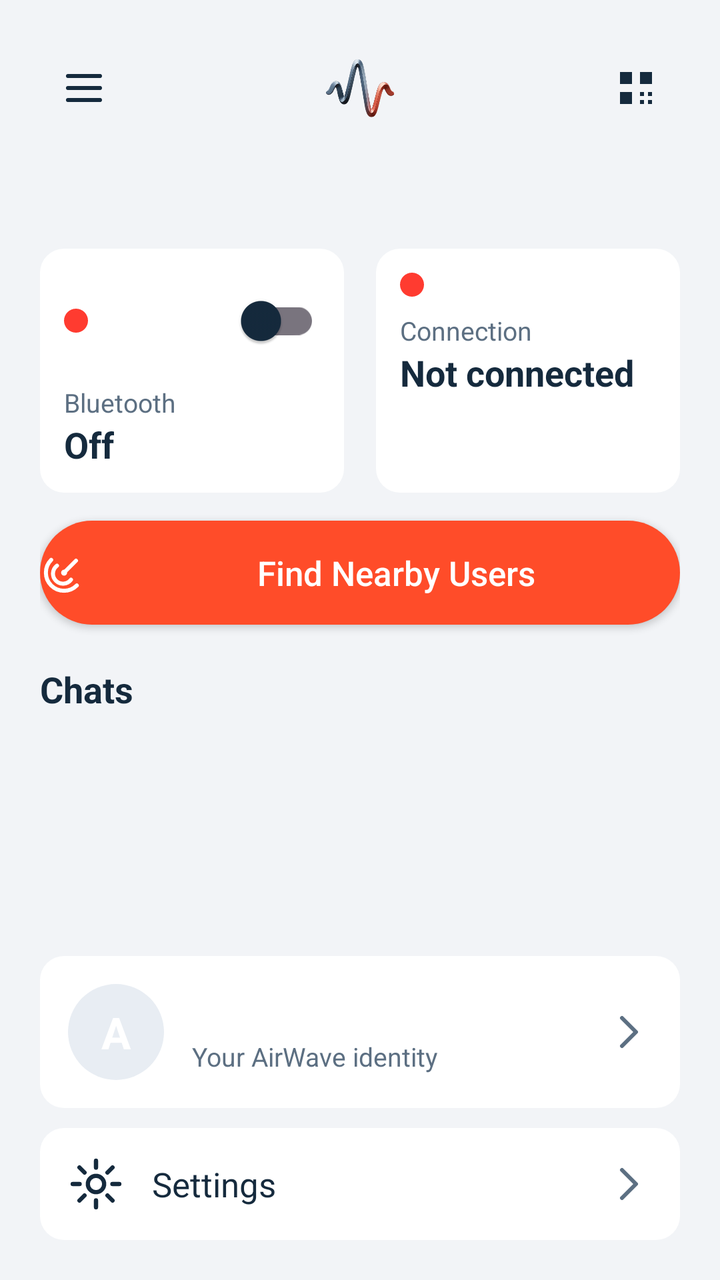
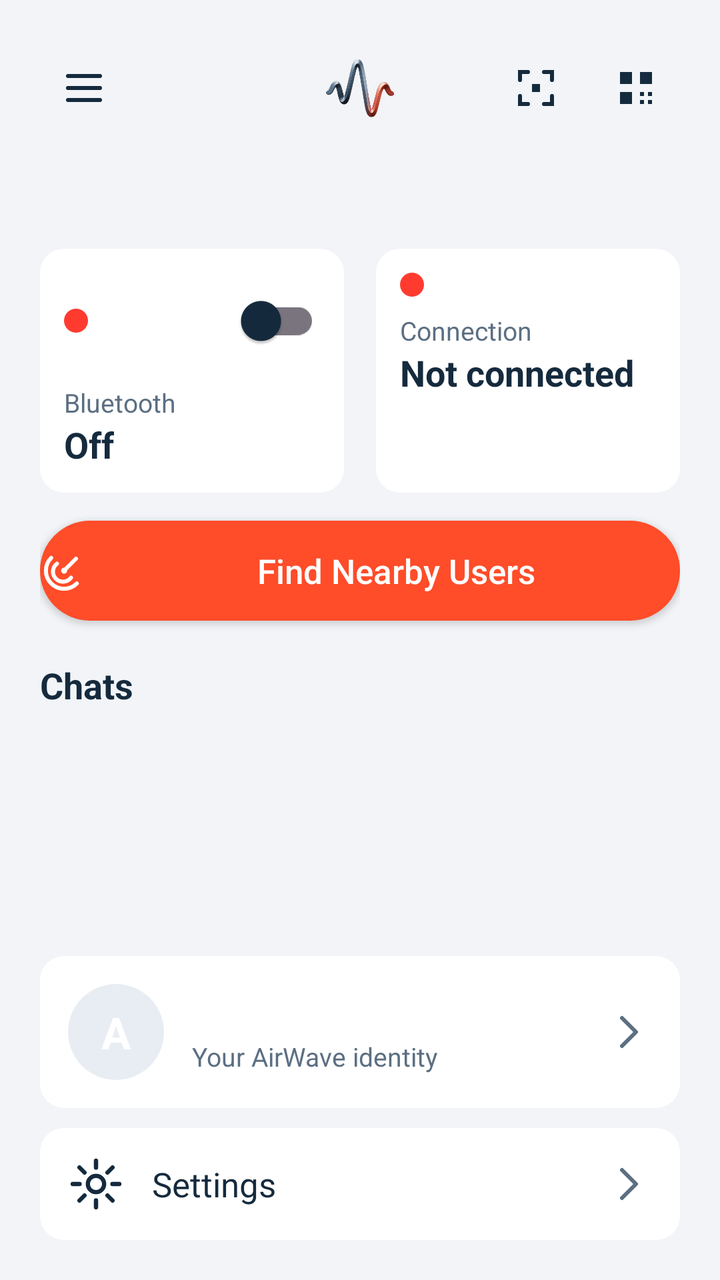

Screens rendered from an Android XML layout before and after an edit, with the pre-edit source and the edit as a unified diff.
<!-- AndroidManifest.xml: application theme Theme.AirWave -->
<!-- res/layout/activity_main.xml -->
<?xml version="1.0" encoding="utf-8"?>
<androidx.drawerlayout.widget.DrawerLayout xmlns:android="http://schemas.android.com/apk/res/android"
    android:id="@+id/drawerLayout"
    android:layout_width="match_parent"
    android:layout_height="match_parent">

    
    <LinearLayout
        android:layout_width="match_parent"
        android:layout_height="match_parent"
        android:orientation="vertical"
        android:padding="20dp">

        
        <FrameLayout
            android:layout_width="match_parent"
            android:layout_height="48dp">

            <ImageButton
                android:id="@+id/menuButton"
                android:layout_width="44dp"
                android:layout_height="44dp"
                android:layout_gravity="start|center_vertical"
                android:background="?attr/selectableItemBackgroundBorderless"
                android:contentDescription="@string/drawer_home"
                android:src="@drawable/ic_menu" />

            <ImageView
                android:layout_width="wrap_content"
                android:layout_height="30dp"
                android:layout_gravity="center"
                android:adjustViewBounds="true"
                android:contentDescription="@string/app_name"
                android:src="@drawable/topleftcorner" />

            <ImageButton
                android:id="@+id/qrButton"
                android:layout_width="44dp"
                android:layout_height="44dp"
                android:layout_gravity="end|center_vertical"
                android:background="?attr/selectableItemBackgroundBorderless"
                android:contentDescription="@string/my_qr"
                android:src="@drawable/ic_qr" />
        </FrameLayout>

        <TextView
            android:id="@+id/greeting"
            android:layout_width="match_parent"
            android:layout_height="wrap_content"
            android:layout_marginTop="12dp"
            android:textColor="?attr/colorOnSurface"
            android:textSize="24sp"
            android:textStyle="bold" />

        <LinearLayout
            android:layout_width="match_parent"
            android:layout_height="wrap_content"
            android:layout_marginTop="12dp"
            android:orientation="horizontal">

            <LinearLayout
                android:layout_width="0dp"
                android:layout_height="wrap_content"
                android:layout_marginEnd="8dp"
                android:layout_weight="1"
                android:background="@drawable/bg_card"
                android:orientation="vertical"
                android:padding="12dp">

                <LinearLayout
                    android:layout_width="match_parent"
                    android:layout_height="wrap_content"
                    android:gravity="center_vertical"
                    android:orientation="horizontal">

                    <ImageView
                        android:id="@+id/bluetoothDot"
                        android:layout_width="12dp"
                        android:layout_height="12dp"
                        android:src="@drawable/dot_red" />

                    <View
                        android:layout_width="0dp"
                        android:layout_height="1dp"
                        android:layout_weight="1" />

                    <androidx.appcompat.widget.SwitchCompat
                        android:id="@+id/bluetoothToggle"
                        android:layout_width="wrap_content"
                        android:layout_height="wrap_content" />
                </LinearLayout>

                <TextView
                    android:layout_width="wrap_content"
                    android:layout_height="wrap_content"
                    android:layout_marginTop="8dp"
                    android:text="@string/bluetooth"
                    android:textColor="?attr/colorOnSurfaceVariant"
                    android:textSize="13sp" />

                <TextView
                    android:id="@+id/bluetoothState"
                    android:layout_width="wrap_content"
                    android:layout_height="wrap_content"
                    android:text="@string/off"
                    android:textColor="?attr/colorOnSurface"
                    android:textSize="18sp"
                    android:textStyle="bold" />
            </LinearLayout>

            <LinearLayout
                android:layout_width="0dp"
                android:layout_height="match_parent"
                android:layout_marginStart="8dp"
                android:layout_weight="1"
                android:background="@drawable/bg_card"
                android:orientation="vertical"
                android:padding="12dp">

                <ImageView
                    android:id="@+id/connectionDot"
                    android:layout_width="12dp"
                    android:layout_height="12dp"
                    android:src="@drawable/dot_red" />

                <TextView
                    android:layout_width="wrap_content"
                    android:layout_height="wrap_content"
                    android:layout_marginTop="8dp"
                    android:text="@string/connection"
                    android:textColor="?attr/colorOnSurfaceVariant"
                    android:textSize="13sp" />

                <TextView
                    android:id="@+id/connectionState"
                    android:layout_width="wrap_content"
                    android:layout_height="wrap_content"
                    android:text="@string/not_connected"
                    android:textColor="?attr/colorOnSurface"
                    android:textSize="18sp"
                    android:textStyle="bold" />
            </LinearLayout>
        </LinearLayout>

        <Button
            android:id="@+id/findButton"
            android:layout_width="match_parent"
            android:layout_height="52dp"
            android:layout_marginTop="14dp"
            android:background="@drawable/bg_pill"
            android:backgroundTint="@null"
            android:drawableStart="@drawable/ic_radar"
            android:drawablePadding="12dp"
            android:drawableTint="@android:color/white"
            android:text="@string/find_nearby"
            android:textAllCaps="false"
            android:textColor="@android:color/white"
            android:textSize="17sp" />

        <LinearLayout
            android:layout_width="match_parent"
            android:layout_height="wrap_content"
            android:layout_marginTop="20dp"
            android:gravity="center_vertical"
            android:orientation="horizontal">

            <TextView
                android:layout_width="0dp"
                android:layout_height="wrap_content"
                android:layout_weight="1"
                android:text="@string/chats"
                android:textColor="?attr/colorOnSurface"
                android:textSize="18sp"
                android:textStyle="bold" />

            <TextView
                android:id="@+id/chatsBadge"
                android:layout_width="wrap_content"
                android:layout_height="wrap_content"
                android:background="@drawable/bg_badge"
                android:paddingStart="10dp"
                android:paddingTop="4dp"
                android:paddingEnd="10dp"
                android:paddingBottom="4dp"
                android:textColor="@android:color/white"
                android:textSize="12sp"
                android:textStyle="bold"
                android:visibility="gone" />
        </LinearLayout>

        <FrameLayout
            android:layout_width="match_parent"
            android:layout_height="0dp"
            android:layout_marginTop="8dp"
            android:layout_weight="1">

            <ListView
                android:id="@+id/chatsList"
                android:layout_width="match_parent"
                android:layout_height="match_parent"
                android:clipToPadding="false"
                android:divider="@null"
                android:dividerHeight="8dp" />

            <LinearLayout
                android:id="@+id/chatsEmpty"
                android:layout_width="match_parent"
                android:layout_height="match_parent"
                android:gravity="center"
                android:orientation="vertical"
                android:visibility="gone">

                <ImageView
                    android:layout_width="56dp"
                    android:layout_height="56dp"
                    android:src="@drawable/ic_empty_chat"
                    android:tint="?attr/colorOnSurfaceVariant" />

                <TextView
                    android:layout_width="wrap_content"
                    android:layout_height="wrap_content"
                    android:layout_marginTop="8dp"
                    android:text="@string/no_chats"
                    android:textColor="?attr/colorOnSurface"
                    android:textSize="16sp"
                    android:textStyle="bold" />

                <TextView
                    android:layout_width="wrap_content"
                    android:layout_height="wrap_content"
                    android:layout_marginTop="4dp"
                    android:gravity="center"
                    android:paddingStart="32dp"
                    android:paddingEnd="32dp"
                    android:text="@string/no_chats_sub"
                    android:textColor="?attr/colorOnSurfaceVariant"
                    android:textSize="13sp" />
            </LinearLayout>
        </FrameLayout>

        <LinearLayout
            android:id="@+id/identityCard"
            android:layout_width="match_parent"
            android:layout_height="wrap_content"
            android:layout_marginTop="12dp"
            android:background="@drawable/bg_card"
            android:clickable="true"
            android:focusable="true"
            android:gravity="center_vertical"
            android:orientation="horizontal"
            android:padding="14dp">

            <FrameLayout
                android:id="@+id/identityAvatar"
                android:layout_width="48dp"
                android:layout_height="48dp"
                android:background="@drawable/avatar_circle">

                <TextView
                    android:id="@+id/identityInitial"
                    android:layout_width="match_parent"
                    android:layout_height="match_parent"
                    android:gravity="center"
                    android:text="A"
                    android:textColor="@android:color/white"
                    android:textSize="22sp"
                    android:textStyle="bold" />
            </FrameLayout>

            <LinearLayout
                android:layout_width="0dp"
                android:layout_height="wrap_content"
                android:layout_marginStart="14dp"
                android:layout_weight="1"
                android:orientation="vertical">

                <TextView
                    android:id="@+id/identityName"
                    android:layout_width="wrap_content"
                    android:layout_height="wrap_content"
                    android:textColor="?attr/colorOnSurface"
                    android:textSize="17sp"
                    android:textStyle="bold" />

                <TextView
                    android:layout_width="wrap_content"
                    android:layout_height="wrap_content"
                    android:layout_marginTop="2dp"
                    android:text="@string/your_identity"
                    android:textColor="?attr/colorOnSurfaceVariant"
                    android:textSize="13sp" />
            </LinearLayout>

            <ImageView
                android:layout_width="24dp"
                android:layout_height="24dp"
                android:src="@drawable/ic_chevron" />
        </LinearLayout>

        <LinearLayout
            android:id="@+id/settingsCard"
            android:layout_width="match_parent"
            android:layout_height="wrap_content"
            android:layout_marginTop="10dp"
            android:background="@drawable/bg_card"
            android:clickable="true"
            android:focusable="true"
            android:gravity="center_vertical"
            android:orientation="horizontal"
            android:padding="14dp">

            <ImageView
                android:layout_width="28dp"
                android:layout_height="28dp"
                android:src="@drawable/ic_gear" />

            <TextView
                android:layout_width="0dp"
                android:layout_height="wrap_content"
                android:layout_marginStart="14dp"
                android:layout_weight="1"
                android:text="@string/settings"
                android:textColor="?attr/colorOnSurface"
                android:textSize="17sp" />

            <ImageView
                android:layout_width="24dp"
                android:layout_height="24dp"
                android:src="@drawable/ic_chevron" />
        </LinearLayout>
    </LinearLayout>

    
    <ScrollView
        android:layout_width="300dp"
        android:layout_height="match_parent"
        android:layout_gravity="start"
        android:background="?attr/colorSurface">

        <LinearLayout
            android:layout_width="match_parent"
            android:layout_height="wrap_content"
            android:orientation="vertical">

            <LinearLayout
                android:layout_width="match_parent"
                android:layout_height="wrap_content"
                android:orientation="vertical"
                android:padding="20dp">

                <FrameLayout
                    android:id="@+id/drawerAvatar"
                    android:layout_width="64dp"
                    android:layout_height="64dp"
                    android:background="@drawable/avatar_circle">

                    <TextView
                        android:id="@+id/drawerInitial"
                        android:layout_width="match_parent"
                        android:layout_height="match_parent"
                        android:gravity="center"
                        android:text="A"
                        android:textColor="@android:color/white"
                        android:textSize="26sp"
                        android:textStyle="bold" />
                </FrameLayout>

                <TextView
                    android:id="@+id/drawerName"
                    android:layout_width="wrap_content"
                    android:layout_height="wrap_content"
                    android:layout_marginTop="12dp"
                    android:textColor="?attr/colorOnSurface"
                    android:textSize="18sp"
                    android:textStyle="bold" />

                <TextView
                    android:layout_width="wrap_content"
                    android:layout_height="wrap_content"
                    android:layout_marginTop="2dp"
                    android:text="@string/session_offline"
                    android:textColor="?attr/colorOnSurfaceVariant"
                    android:textSize="13sp" />
            </LinearLayout>

            <View
                android:layout_width="match_parent"
                android:layout_height="1dp"
                android:background="?attr/colorSurfaceVariant" />

            <LinearLayout
                android:id="@+id/navHome"
                android:layout_width="match_parent"
                android:layout_height="wrap_content"
                android:background="?attr/selectableItemBackground"
                android:clickable="true"
                android:focusable="true"
                android:gravity="center_vertical"
                android:orientation="horizontal"
                android:padding="16dp">

                <ImageView
                    android:layout_width="24dp"
                    android:layout_height="24dp"
                    android:src="@drawable/ic_home" />

                <TextView
                    android:layout_width="wrap_content"
                    android:layout_height="wrap_content"
                    android:layout_marginStart="16dp"
                    android:text="@string/drawer_home"
                    android:textColor="?attr/colorOnSurface"
                    android:textSize="16sp" />
            </LinearLayout>

            <LinearLayout
                android:id="@+id/navNearby"
                android:layout_width="match_parent"
                android:layout_height="wrap_content"
                android:background="?attr/selectableItemBackground"
                android:clickable="true"
                android:focusable="true"
                android:gravity="center_vertical"
                android:orientation="horizontal"
                android:padding="16dp">

                <ImageView
                    android:layout_width="24dp"
                    android:layout_height="24dp"
                    android:src="@drawable/ic_radar" />

                <TextView
                    android:layout_width="wrap_content"
                    android:layout_height="wrap_content"
                    android:layout_marginStart="16dp"
                    android:text="@string/drawer_nearby"
                    android:textColor="?attr/colorOnSurface"
                    android:textSize="16sp" />
            </LinearLayout>

            <LinearLayout
                android:id="@+id/navScanQr"
                android:layout_width="match_parent"
                android:layout_height="wrap_content"
                android:background="?attr/selectableItemBackground"
                android:clickable="true"
                android:focusable="true"
                android:gravity="center_vertical"
                android:orientation="horizontal"
                android:padding="16dp">

                <ImageView
                    android:layout_width="24dp"
                    android:layout_height="24dp"
                    android:src="@drawable/ic_scan" />

                <TextView
                    android:layout_width="wrap_content"
                    android:layout_height="wrap_content"
                    android:layout_marginStart="16dp"
                    android:text="@string/drawer_scan_qr"
                    android:textColor="?attr/colorOnSurface"
                    android:textSize="16sp" />
            </LinearLayout>

            <LinearLayout
                android:id="@+id/navIdentity"
                android:layout_width="match_parent"
                android:layout_height="wrap_content"
                android:background="?attr/selectableItemBackground"
                android:clickable="true"
                android:focusable="true"
                android:gravity="center_vertical"
                android:orientation="horizontal"
                android:padding="16dp">

                <ImageView
                    android:layout_width="24dp"
                    android:layout_height="24dp"
                    android:src="@drawable/ic_person" />

                <TextView
                    android:layout_width="wrap_content"
                    android:layout_height="wrap_content"
                    android:layout_marginStart="16dp"
                    android:text="@string/drawer_identity"
                    android:textColor="?attr/colorOnSurface"
                    android:textSize="16sp" />
            </LinearLayout>

            <LinearLayout
                android:id="@+id/navMyQr"
                android:layout_width="match_parent"
                android:layout_height="wrap_content"
                android:background="?attr/selectableItemBackground"
                android:clickable="true"
                android:focusable="true"
                android:gravity="center_vertical"
                android:orientation="horizontal"
                android:padding="16dp">

                <ImageView
                    android:layout_width="24dp"
                    android:layout_height="24dp"
                    android:src="@drawable/ic_qr" />

                <TextView
                    android:layout_width="wrap_content"
                    android:layout_height="wrap_content"
                    android:layout_marginStart="16dp"
                    android:text="@string/drawer_my_qr"
                    android:textColor="?attr/colorOnSurface"
                    android:textSize="16sp" />
            </LinearLayout>

            <LinearLayout
                android:id="@+id/navSettings"
                android:layout_width="match_parent"
                android:layout_height="wrap_content"
                android:background="?attr/selectableItemBackground"
                android:clickable="true"
                android:focusable="true"
                android:gravity="center_vertical"
                android:orientation="horizontal"
                android:padding="16dp">

                <ImageView
                    android:layout_width="24dp"
                    android:layout_height="24dp"
                    android:src="@drawable/ic_gear" />

                <TextView
                    android:layout_width="wrap_content"
                    android:layout_height="wrap_content"
                    android:layout_marginStart="16dp"
                    android:text="@string/drawer_settings"
                    android:textColor="?attr/colorOnSurface"
                    android:textSize="16sp" />
            </LinearLayout>

            <LinearLayout
                android:id="@+id/navAbout"
                android:layout_width="match_parent"
                android:layout_height="wrap_content"
                android:background="?attr/selectableItemBackground"
                android:clickable="true"
                android:focusable="true"
                android:gravity="center_vertical"
                android:orientation="horizontal"
                android:padding="16dp">

                <ImageView
                    android:layout_width="24dp"
                    android:layout_height="24dp"
                    android:src="@drawable/ic_info" />

                <TextView
                    android:layout_width="wrap_content"
                    android:layout_height="wrap_content"
                    android:layout_marginStart="16dp"
                    android:text="@string/drawer_about"
                    android:textColor="?attr/colorOnSurface"
                    android:textSize="16sp" />
            </LinearLayout>

            
            <LinearLayout
                android:id="@+id/navHistory"
                android:layout_width="match_parent"
                android:layout_height="wrap_content"
                android:background="?attr/selectableItemBackground"
                android:clickable="true"
                android:focusable="true"
                android:gravity="center_vertical"
                android:orientation="horizontal"
                android:padding="16dp">

                <ImageView
                    android:layout_width="24dp"
                    android:layout_height="24dp"
                    android:src="@drawable/ic_history" />

                <TextView
                    android:layout_width="wrap_content"
                    android:layout_height="wrap_content"
                    android:layout_marginStart="16dp"
                    android:text="@string/history"
                    android:textColor="?attr/colorOnSurface"
                    android:textSize="16sp" />
            </LinearLayout>

            <View
                android:layout_width="match_parent"
                android:layout_height="24dp" />
        </LinearLayout>
    </ScrollView>
</androidx.drawerlayout.widget.DrawerLayout>
<!-- resources referenced by this layout -->
<resources>
  <!-- drawable avatar_circle (drawable) -->
  <?xml version="1.0" encoding="utf-8"?>
  <shape xmlns:android="http://schemas.android.com/apk/res/android" android:shape="oval">
      <solid android:color="?attr/colorSurfaceVariant" />
  </shape>
  <!-- drawable bg_badge (drawable) -->
  <?xml version="1.0" encoding="utf-8"?>
  <shape xmlns:android="http://schemas.android.com/apk/res/android" android:shape="oval">
      <solid android:color="?attr/colorPrimary" />
  </shape>
  <!-- drawable bg_card (drawable) -->
  <?xml version="1.0" encoding="utf-8"?>
  <shape xmlns:android="http://schemas.android.com/apk/res/android" android:shape="rectangle">
      <corners android:radius="12dp" />
      <solid android:color="?attr/colorSurface" />
  </shape>
  <!-- drawable bg_pill (drawable) -->
  <?xml version="1.0" encoding="utf-8"?>
  <shape xmlns:android="http://schemas.android.com/apk/res/android" android:shape="rectangle">
      <corners android:radius="28dp" />
      <solid android:color="?attr/colorPrimary" />
  </shape>
  <!-- drawable dot_red (drawable) -->
  <?xml version="1.0" encoding="utf-8"?>
  <shape xmlns:android="http://schemas.android.com/apk/res/android" android:shape="oval">
      <solid android:color="@color/danger" />
      <size android:width="12dp" android:height="12dp" />
  </shape>
  <!-- drawable ic_menu (drawable) -->
  <vector xmlns:android="http://schemas.android.com/apk/res/android"
      android:width="24dp" android:height="24dp"
      android:viewportWidth="24" android:viewportHeight="24">
      <path
          android:strokeColor="?attr/colorOnSurface"
          android:strokeWidth="2"
          android:strokeLineCap="round"
          android:pathData="M4,6h16 M4,12h16 M4,18h16" />
  </vector>
  <!-- drawable ic_qr (drawable) -->
  <vector xmlns:android="http://schemas.android.com/apk/res/android"
      android:width="24dp" android:height="24dp"
      android:viewportWidth="24" android:viewportHeight="24">
      <path
          android:fillColor="?attr/colorOnSurface"
          android:pathData="M4,4h6v6H4z M14,4h6v6h-6z M4,14h6v6H4z M14,14h2v2h-2z M18,14h2v2h-2z M14,18h2v2h-2z M18,18h2v2h-2z" />
  </vector>
  <string name="app_name">AirWave</string>
  <string name="bluetooth">Bluetooth</string>
  <string name="chats">Chats</string>
  <string name="connection">Connection</string>
  <string name="drawer_about">About</string>
  <string name="drawer_home">Home</string>
  <string name="drawer_identity">Identity</string>
  <string name="drawer_my_qr">My QR</string>
  <string name="drawer_nearby">Nearby</string>
  <string name="drawer_scan_qr">Scan QR</string>
  <string name="drawer_settings">Settings</string>
  <string name="find_nearby">Find Nearby Users</string>
  <string name="history">History</string>
  <string name="my_qr">My AirWave QR</string>
  <string name="no_chats">No chats yet</string>
  <string name="no_chats_sub">Connect with someone nearby to start chatting</string>
  <string name="not_connected">Not connected</string>
  <string name="off">Off</string>
  <string name="session_offline">Session · Offline</string>
  <string name="settings">Settings</string>
  <string name="your_identity">Your AirWave identity</string>
  <color name="danger">#FF3B30</color>
  <color name="accent">#FF4C29</color>
  <color name="bg">#F2F4F7</color>
  <color name="card">#FFFFFF</color>
  <color name="text_primary">#152A3D</color>
  <color name="card2">#E8EDF3</color>
  <color name="text_secondary">#5C6F82</color>
  <style name="AirWaveWindowAnim">
          <item name="android:activityOpenEnterAnimation">@anim/slide_in_right</item>
          <item name="android:activityOpenExitAnimation">@anim/slide_out_left</item>
          <item name="android:activityCloseEnterAnimation">@anim/slide_in_left</item>
          <item name="android:activityCloseExitAnimation">@anim/slide_out_right</item>
      </style>
</resources>

<!-- the commit's change to res/layout/activity_main.xml (unified diff, before → after) -->
@@ -41,6 +41,17 @@
                 android:background="?attr/selectableItemBackgroundBorderless"
                 android:contentDescription="@string/my_qr"
                 android:src="@drawable/ic_qr" />
+
+            
+            <ImageButton
+                android:id="@+id/scanButton"
+                android:layout_width="44dp"
+                android:layout_height="44dp"
+                android:layout_gravity="end|center_vertical"
+                android:layout_marginEnd="50dp"
+                android:background="?attr/selectableItemBackgroundBorderless"
+                android:contentDescription="@string/scan_qr"
+                android:src="@drawable/ic_scan" />
         </FrameLayout>
 
         <TextView
@@ -145,7 +156,7 @@
         <Button
             android:id="@+id/findButton"
             android:layout_width="match_parent"
-            android:layout_height="52dp"
+            android:layout_height="50dp"
             android:layout_marginTop="14dp"
             android:background="@drawable/bg_pill"
             android:backgroundTint="@null"
<!-- resource entries referenced after the edit -->
@@ -64,6 +64,7 @@
   <string name="no_chats_sub">Connect with someone nearby to start chatting</string>
   <string name="not_connected">Not connected</string>
   <string name="off">Off</string>
+  <string name="scan_qr">Scan QR</string>
   <string name="session_offline">Session · Offline</string>
   <string name="settings">Settings</string>
   <string name="your_identity">Your AirWave identity</string>
